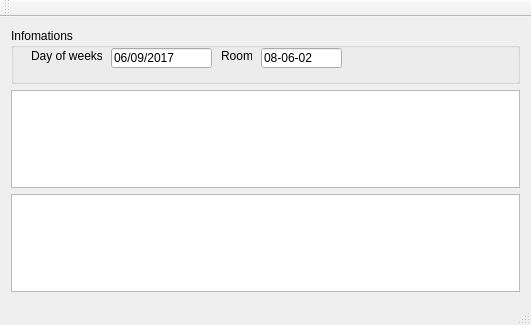
The window that timetable.ui (MrDat96/Room_Timetable) describes before a commit, drawn with Qt 5.
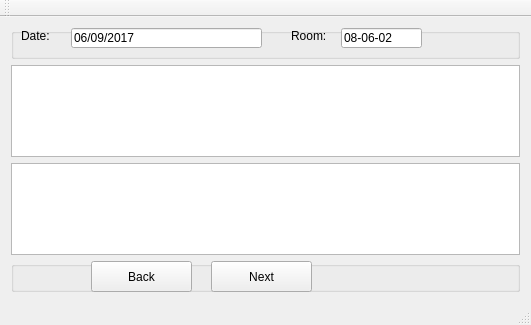
The same window after the commit.

Commit message: Add two button connect to GPIO17(0) and GPIO18(1)

What changed in the file:
```diff
--- a/timetable.ui
+++ b/timetable.ui
@@ -17,32 +17,20 @@
    <layout class="QVBoxLayout" name="verticalLayout">
     <item>
      <widget class="QGroupBox" name="groupBox">
-      <property name="minimumSize">
-       <size>
-        <width>0</width>
-        <height>56</height>
-       </size>
-      </property>
-      <property name="maximumSize">
-       <size>
-        <width>16777215</width>
-        <height>56</height>
-       </size>
-      </property>
       <property name="title">
-       <string>Infomations</string>
+       <string/>
       </property>
       <widget class="QLabel" name="label">
        <property name="geometry">
         <rect>
-         <x>20</x>
-         <y>20</y>
-         <width>71</width>
+         <x>10</x>
+         <y>0</y>
+         <width>41</width>
          <height>16</height>
         </rect>
        </property>
        <property name="text">
-        <string>Day of weeks:</string>
+        <string>Date:</string>
        </property>
        <property name="buddy">
         <cstring>lineEdit</cstring>
@@ -51,9 +39,9 @@
       <widget class="QLabel" name="label_2">
        <property name="geometry">
         <rect>
-         <x>210</x>
-         <y>20</y>
-         <width>31</width>
+         <x>280</x>
+         <y>0</y>
+         <width>71</width>
          <height>16</height>
         </rect>
        </property>
@@ -67,9 +55,9 @@
       <widget class="QLineEdit" name="lineEdit">
        <property name="geometry">
         <rect>
-         <x>100</x>
-         <y>20</y>
-         <width>101</width>
+         <x>60</x>
+         <y>0</y>
+         <width>191</width>
          <height>20</height>
         </rect>
        </property>
@@ -80,8 +68,8 @@
       <widget class="QLineEdit" name="lineEdit_2">
        <property name="geometry">
         <rect>
-         <x>250</x>
-         <y>20</y>
+         <x>330</x>
+         <y>0</y>
          <width>81</width>
          <height>20</height>
         </rect>
@@ -122,6 +110,39 @@
       </property>
      </widget>
     </item>
+    <item>
+     <widget class="QGroupBox" name="groupBox_2">
+      <property name="title">
+       <string/>
+      </property>
+      <widget class="QPushButton" name="pushButton">
+       <property name="geometry">
+        <rect>
+         <x>80</x>
+         <y>0</y>
+         <width>101</width>
+         <height>31</height>
+        </rect>
+       </property>
+       <property name="text">
+        <string>Back</string>
+       </property>
+      </widget>
+      <widget class="QPushButton" name="pushButton_2">
+       <property name="geometry">
+        <rect>
+         <x>200</x>
+         <y>0</y>
+         <width>101</width>
+         <height>31</height>
+        </rect>
+       </property>
+       <property name="text">
+        <string>Next</string>
+       </property>
+      </widget>
+     </widget>
+    </item>
    </layout>
   </widget>
   <widget class="QMenuBar" name="menuBar">
```
Left out of the diff: 2 changed lines with no effect on the pictures. The commit also changes 5 other files.
